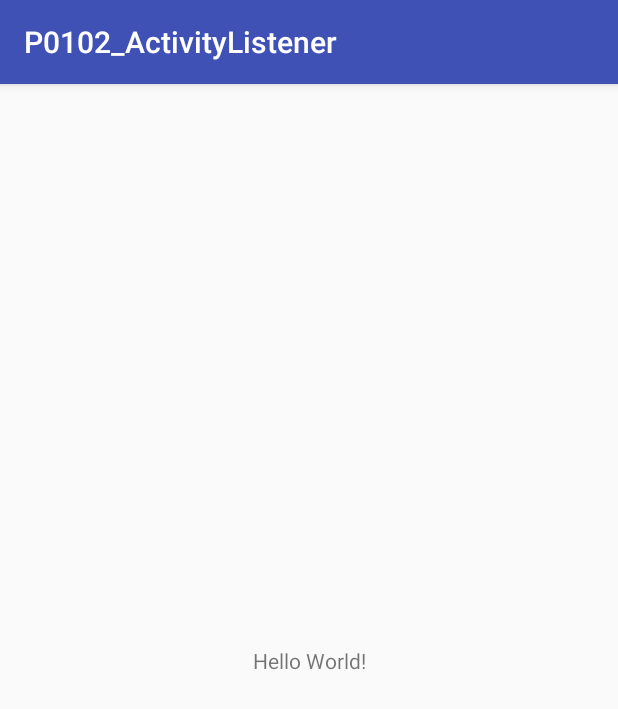
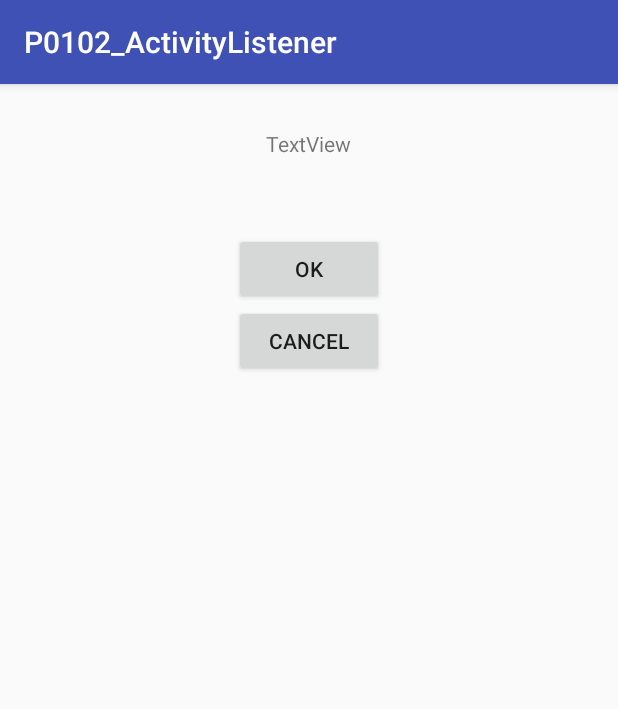
Before and after one commit to SevenPowerX-Android/P0101_P0111_Listener, an Android app: the screen it shows after launch (MainActivity), on a phone screen of 412 x 824 dp. Shown: the top 709 px of the screen. Run offline under Robolectric (Android 15) with nearby library versions, the phone set to English and light mode, and no system bars.

Commit message:
Finish P0102_ActivityListener

```diff
--- a/p0102_activitylistener/src/main/java/ua/com/sevenpowerx/android/p0102_activitylistener/MainActivity.java
+++ b/p0102_activitylistener/src/main/java/ua/com/sevenpowerx/android/p0102_activitylistener/MainActivity.java
@@ -2,12 +2,41 @@ package ua.com.sevenpowerx.android.p0102_activitylistener;
 
 import android.support.v7.app.AppCompatActivity;
 import android.os.Bundle;
+import android.view.View;
+import android.widget.Button;
+import android.widget.TextView;
 
-public class MainActivity extends AppCompatActivity {
+public class MainActivity extends AppCompatActivity implements View.OnClickListener {
+
+    TextView tvOut;
+    Button btnOk;
+    Button btnCancel;
 
     @Override
     protected void onCreate(Bundle savedInstanceState) {
         super.onCreate(savedInstanceState);
         setContentView(R.layout.activity_main);
+
+        tvOut = (TextView) findViewById(R.id.tvOut);
+        btnOk = (Button) findViewById(R.id.btnOk);
+        btnCancel = (Button) findViewById(R.id.btnCancel);
+
+        btnOk.setOnClickListener(this);
+        btnCancel.setOnClickListener(this);
+    }
+
+    @Override
+    public void onClick(View v) {
+// по id определеяем кнопку, вызвавшую этот обработчик
+        switch (v.getId()) {
+            case R.id.btnOk:
+                // кнопка ОК
+                tvOut.setText("Нажата кнопка ОК");
+                break;
+            case R.id.btnCancel:
+                // кнопка Cancel
+                tvOut.setText("Нажата кнопка Cancel");
+                break;
+        }
     }
 }
--- a/p0102_activitylistener/src/main/res/layout/activity_main.xml
+++ b/p0102_activitylistener/src/main/res/layout/activity_main.xml
@@ -6,13 +6,34 @@
     android:layout_height="match_parent"
     tools:context="ua.com.sevenpowerx.android.p0102_activitylistener.MainActivity">
 
-    <TextView
-        android:layout_width="wrap_content"
-        android:layout_height="wrap_content"
-        android:text="Hello World!"
-        app:layout_constraintBottom_toBottomOf="parent"
-        app:layout_constraintLeft_toLeftOf="parent"
-        app:layout_constraintRight_toRightOf="parent"
-        app:layout_constraintTop_toTopOf="parent" />
+    <LinearLayout
+        android:id="@+id/linearLayout1"
+        android:layout_height="match_parent"
+        android:orientation="vertical"
+        android:layout_width="match_parent"
+        android:layout_margin="30dp">
+        <TextView
+            android:layout_width="wrap_content"
+            android:text="TextView"
+            android:layout_height="wrap_content"
+            android:id="@+id/tvOut"
+            android:layout_gravity="center_horizontal"
+            android:layout_marginBottom="50dp">
+        </TextView>
+        <Button
+            android:layout_height="wrap_content"
+            android:layout_gravity="center_horizontal"
+            android:id="@+id/btnOk"
+            android:text="OK"
+            android:layout_width="100dp">
+        </Button>
+        <Button
+            android:layout_height="wrap_content"
+            android:layout_gravity="center_horizontal"
+            android:id="@+id/btnCancel"
+            android:text="Cancel"
+            android:layout_width="100dp">
+        </Button>
+    </LinearLayout>
 
 </android.support.constraint.ConstraintLayout>
```
